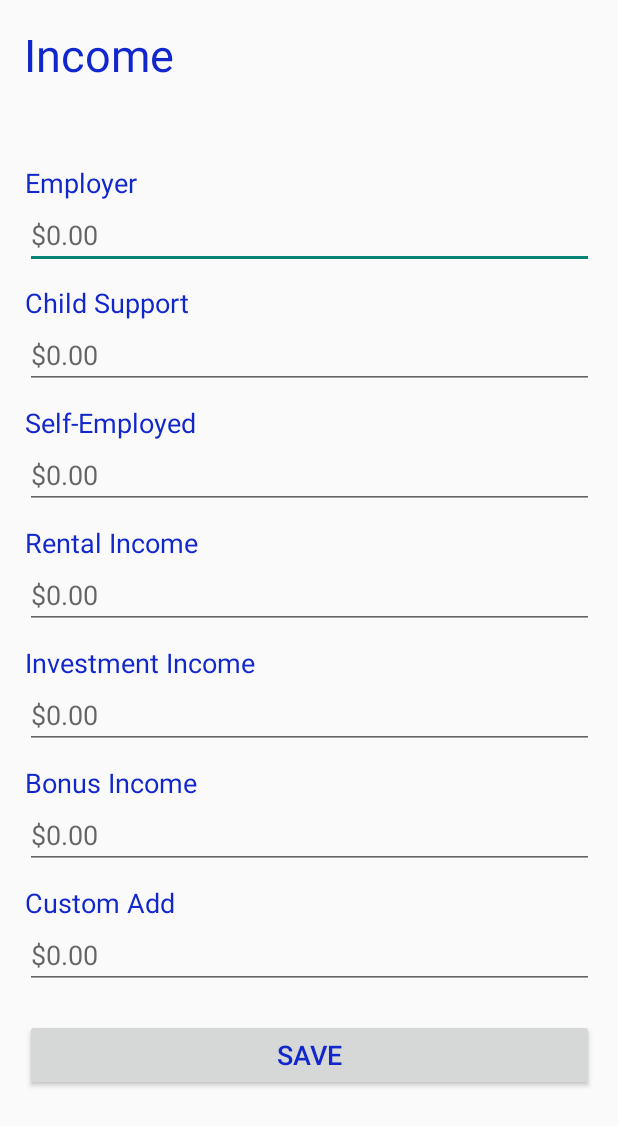
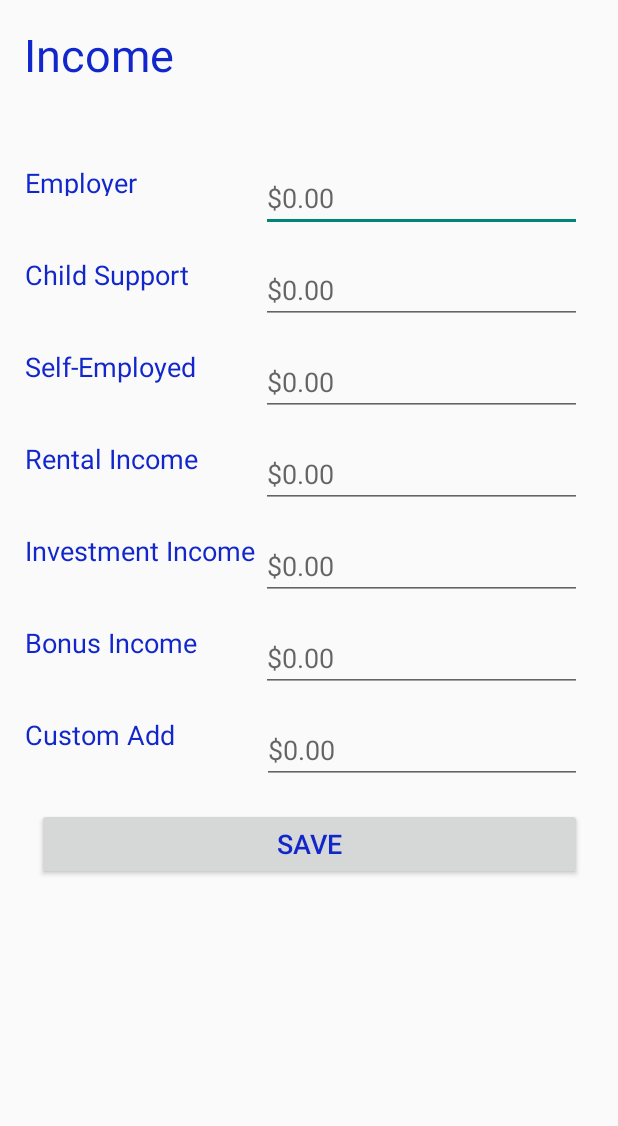
Before and after one commit to CIS4952/CIS4951, an Android app: the scrollingIncomeInputPage screen opened directly, with no data from a screen before it, on a phone screen of 412 x 824 dp. Shown: the top 1126 px of the screen. Run offline under Robolectric (Android 15) with nearby library versions, the phone set to English and light mode, and no system bars.

Commit message:
Income page changed to reflect format of expense page

```diff
--- a/app/src/main/res/layout/activity_scrolling_income_input_page.xml
+++ b/app/src/main/res/layout/activity_scrolling_income_input_page.xml
@@ -34,142 +34,193 @@
         app:layout_constraintStart_toStartOf="parent"
         app:layout_constraintTop_toBottomOf="@+id/textView3">
 
-        <LinearLayout
+        <android.support.constraint.ConstraintLayout
+            android:id="@+id/linearLayout2"
             android:layout_width="match_parent"
-            android:layout_height="wrap_content"
-            android:orientation="vertical">
+            android:layout_height="wrap_content">
 
             <TextView
                 android:id="@+id/textView4"
-                android:layout_width="match_parent"
-                android:layout_height="wrap_content"
+                android:layout_width="wrap_content"
+                android:layout_height="21dp"
                 android:text="@string/btnEmployer"
                 android:textColor="@color/blueText"
-                android:textSize="18sp" />
+                android:textSize="18sp"
+                app:layout_constraintStart_toStartOf="parent"
+                app:layout_constraintTop_toTopOf="parent" />
 
             <EditText
                 android:id="@+id/editTextEmployerIncome"
-                android:layout_width="match_parent"
+                android:layout_width="214dp"
                 android:layout_height="wrap_content"
+                android:layout_marginEnd="8dp"
+                android:layout_marginRight="8dp"
                 android:ems="10"
                 android:hint="@string/editTextEnterAmount"
-                android:inputType="numberDecimal" />
+                android:inputType="numberDecimal"
+                app:layout_constraintEnd_toEndOf="parent"
+                app:layout_constraintTop_toTopOf="parent" />
 
             <TextView
                 android:id="@+id/textView5"
-                android:layout_width="match_parent"
+                android:layout_width="wrap_content"
                 android:layout_height="wrap_content"
-                android:layout_marginTop="10dp"
+                android:layout_marginTop="16dp"
                 android:text="@string/btnChildSupport"
                 android:textColor="@color/blueText"
-                android:textSize="18sp" />
+                android:textSize="18sp"
+                app:layout_constraintStart_toStartOf="parent"
+                app:layout_constraintTop_toBottomOf="@+id/editTextEmployerIncome" />
 
             <EditText
                 android:id="@+id/editTextChildSupportIncome"
-                android:layout_width="match_parent"
+                android:layout_width="214dp"
                 android:layout_height="wrap_content"
+                android:layout_marginEnd="8dp"
+                android:layout_marginRight="8dp"
+                android:layout_marginTop="16dp"
                 android:ems="10"
                 android:hint="@string/editTextEnterAmount"
                 android:inputType="numberDecimal"
-                tools:layout_editor_absoluteX="16dp"
-                tools:layout_editor_absoluteY="166dp" />
+                app:layout_constraintEnd_toEndOf="parent"
+                app:layout_constraintTop_toBottomOf="@+id/editTextEmployerIncome" />
 
             <TextView
                 android:id="@+id/textView6"
-                android:layout_width="match_parent"
+                android:layout_width="wrap_content"
                 android:layout_height="wrap_content"
-                android:layout_marginTop="10dp"
+                android:layout_marginTop="16dp"
                 android:text="@string/btnSelfEmployed"
                 android:textColor="@color/blueText"
-                android:textSize="18sp" />
+                android:textSize="18sp"
+                app:layout_constraintStart_toStartOf="parent"
+                app:layout_constraintTop_toBottomOf="@+id/editTextChildSupportIncome" />
 
             <EditText
                 android:id="@+id/editTextSelfEmployIncome"
-                android:layout_width="match_parent"
+                android:layout_width="214dp"
                 android:layout_height="wrap_content"
+                android:layout_marginEnd="8dp"
+                android:layout_marginRight="8dp"
+                android:layout_marginTop="16dp"
                 android:ems="10"
                 android:hint="@string/editTextEnterAmount"
-                android:inputType="numberDecimal" />
+                android:inputType="numberDecimal"
+                app:layout_constraintEnd_toEndOf="parent"
+                app:layout_constraintTop_toBottomOf="@+id/editTextChildSupportIncome" />
 
             <TextView
                 android:id="@+id/textView7"
-                android:layout_width="match_parent"
+                android:layout_width="wrap_content"
                 android:layout_height="wrap_content"
-                android:layout_marginTop="10dp"
+                android:layout_marginTop="16dp"
                 android:text="@string/btnRentalIncome"
                 android:textColor="@color/blueText"
-                android:textSize="18sp" />
+                android:textSize="18sp"
+                app:layout_constraintStart_toStartOf="parent"
+                app:layout_constraintTop_toBottomOf="@+id/editTextSelfEmployIncome" />
 
             <EditText
                 android:id="@+id/editTextRentalIncome"
-                android:layout_width="match_parent"
+                android:layout_width="214dp"
                 android:layout_height="wrap_content"
+                android:layout_marginEnd="8dp"
+                android:layout_marginRight="8dp"
+                android:layout_marginTop="16dp"
                 android:ems="10"
                 android:hint="@string/editTextEnterAmount"
-                android:inputType="numberDecimal" />
+                android:inputType="numberDecimal"
+                app:layout_constraintEnd_toEndOf="parent"
+                app:layout_constraintTop_toBottomOf="@+id/editTextSelfEmployIncome" />
 
             <TextView
                 android:id="@+id/textView8"
-                android:layout_width="match_parent"
+                android:layout_width="wrap_content"
                 android:layout_height="wrap_content"
-                android:layout_marginTop="10dp"
+                android:layout_marginTop="16dp"
                 android:text="@string/btnInvestIncome"
                 android:textColor="@color/blueText"
-                android:textSize="18sp" />
+                android:textSize="18sp"
+                app:layout_constraintStart_toStartOf="parent"
+                app:layout_constraintTop_toBottomOf="@+id/editTextRentalIncome" />
 
             <EditText
                 android:id="@+id/editTextInvestmentIncome"
-                android:layout_width="match_parent"
+                android:layout_width="214dp"
                 android:layout_height="wrap_content"
+                android:layout_marginEnd="8dp"
+                android:layout_marginRight="8dp"
+                android:layout_marginTop="16dp"
                 android:ems="10"
                 android:hint="@string/editTextEnterAmount"
-                android:inputType="numberDecimal" />
+                android:inputType="numberDecimal"
+                app:layout_constraintEnd_toEndOf="parent"
+                app:layout_constraintTop_toBottomOf="@+id/editTextRentalIncome" />
 
             <TextView
                 android:id="@+id/textView9"
-                android:layout_width="match_parent"
+                android:layout_width="wrap_content"
                 android:layout_height="wrap_content"
-                android:layout_marginTop="10dp"
+                android:layout_marginTop="16dp"
                 android:text="@string/btnBonusIncome"
                 android:textColor="@color/blueText"
-                android:textSize="18sp" />
+                android:textSize="18sp"
+                app:layout_constraintStart_toStartOf="parent"
+                app:layout_constraintTop_toBottomOf="@+id/editTextInvestmentIncome" />
 
             <EditText
                 android:id="@+id/editTextBonusIncome"
-                android:layout_width="match_parent"
+                android:layout_width="214dp"
                 android:layout_height="wrap_content"
+                android:layout_marginEnd="8dp"
+                android:layout_marginRight="8dp"
+                android:layout_marginTop="16dp"
                 android:ems="10"
                 android:hint="@string/editTextEnterAmount"
-                android:inputType="numberDecimal" />
+                android:inputType="numberDecimal"
+                app:layout_constraintEnd_toEndOf="parent"
+                app:layout_constraintTop_toBottomOf="@+id/editTextInvestmentIncome" />
 
             <TextView
                 android:id="@+id/textView10"
-                android:layout_width="match_parent"
+                android:layout_width="wrap_content"
                 android:layout_height="wrap_content"
-                android:layout_marginTop="10dp"
+                android:layout_marginTop="16dp"
                 android:text="@string/btnCustomAdd"
                 android:textColor="@color/blueText"
-                android:textSize="18sp" />
+                android:textSize="18sp"
+                app:layout_constraintStart_toStartOf="parent"
+                app:layout_constraintTop_toBottomOf="@+id/editTextBonusIncome" />
 
             <EditText
                 android:id="@+id/editTextCustomAdd"
-                android:layout_width="match_parent"
+                android:layout_width="wrap_content"
                 android:layout_height="wrap_content"
+                android:layout_marginEnd="8dp"
+                android:layout_marginRight="8dp"
+                android:layout_marginTop="16dp"
                 android:ems="10"
                 android:hint="@string/editTextEnterAmount"
-                android:inputType="numberDecimal" />
+                android:inputType="numberDecimal"
+                app:layout_constraintEnd_toEndOf="parent"
+                app:layout_constraintTop_toBottomOf="@+id/editTextBonusIncome" />
 
             <Button
                 android:id="@+id/btnSaveIncome"
-                android:layout_width="match_parent"
+                android:layout_width="0dp"
                 android:layout_height="wrap_content"
-                android:layout_marginTop="20dp"
+                android:layout_marginEnd="8dp"
+                android:layout_marginLeft="8dp"
+                android:layout_marginRight="8dp"
+                android:layout_marginStart="8dp"
+                android:layout_marginTop="16dp"
                 android:text="@string/btnSaveIncome"
                 android:textColor="@color/blueText"
                 android:textSize="18sp"
-                tools:layout_editor_absoluteX="161dp"
-                tools:layout_editor_absoluteY="648dp" />
-        </LinearLayout>
+                app:layout_constraintEnd_toEndOf="parent"
+                app:layout_constraintStart_toStartOf="parent"
+                app:layout_constraintTop_toBottomOf="@+id/editTextCustomAdd" />
+        </android.support.constraint.ConstraintLayout>
     </ScrollView>
 
 </android.support.constraint.ConstraintLayout>
```
